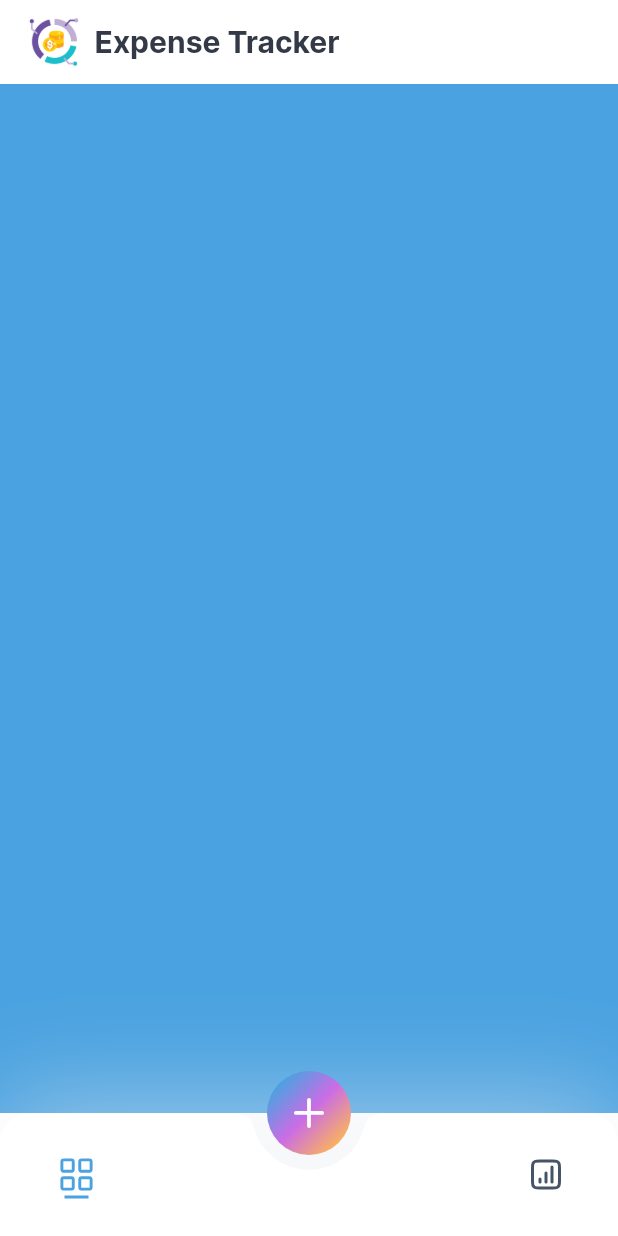
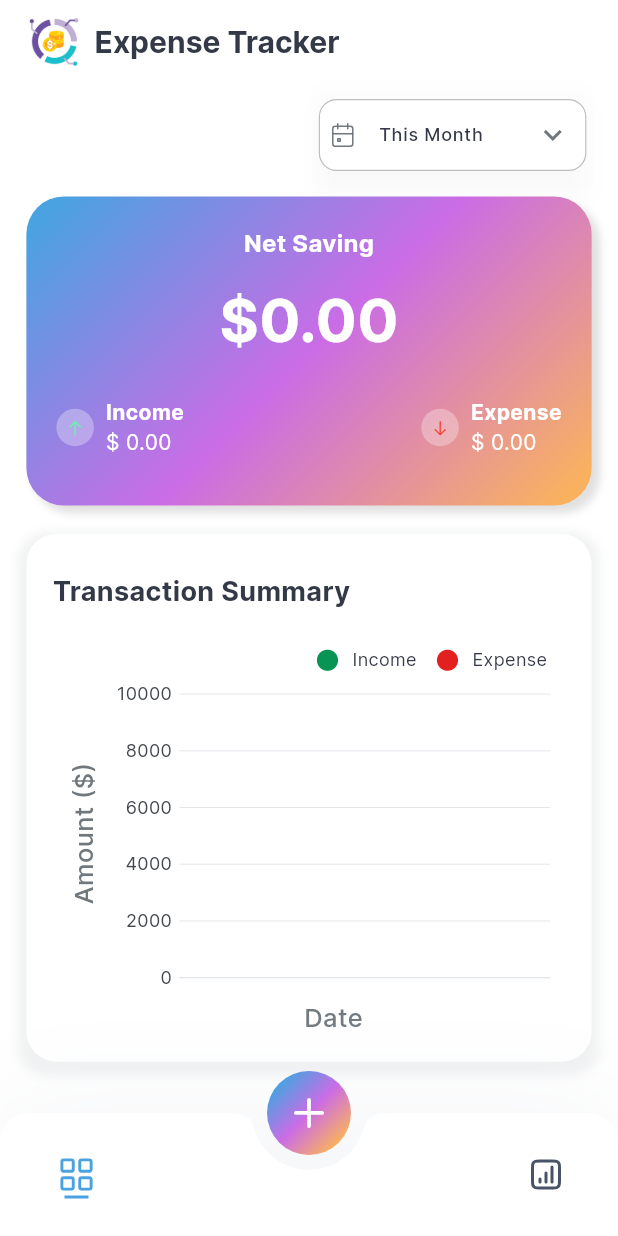
Before and after one commit to atharsajid/Expense-Tracker, a Flutter app: the screen it shows after launch, on a phone screen of 412 x 824 dp. Run offline on Flutter 3.47's test engine with Material 3 defaults, Android fonts, the phone set to English and light mode, and no system bars; our stand-ins replace cached_network_image, flutter_svg, fluttertoast, get, hive_flutter, syncfusion_flutter_charts; accounts and stored records are empty.

Commit message:
Created dashboard view with transactions detail and transactions summary chart widget.

```diff
--- a/lib/constants/app_strings.dart
+++ b/lib/constants/app_strings.dart
@@ -17,6 +17,7 @@ class AppStrings {
   static const String thisMonth = 'This Month';
   static const String lastMonth = 'Last Month';
   static const String thisYear = 'This Year';
+  static const String selectMonth = 'Select Month';
   static const String transactionSummary = 'Transaction Summary';
   static const String amount = 'Amount';
   static const String date = 'Date';
--- /dev/null
+++ b/lib/presentation/dashboard/view/dashboard_view.dart
@@ -0,0 +1,87 @@
+import 'package:expense_tracker/constants/app_images.dart';
+import 'package:expense_tracker/constants/app_strings.dart';
+import 'package:expense_tracker/domain/models/transaction.dart';
+import 'package:expense_tracker/presentation/dashboard/controller/dashboard_controller.dart';
+import 'package:expense_tracker/presentation/dashboard/widgets/transaction_summary_widget.dart';
+import 'package:expense_tracker/utilities/app_theme.dart';
+import 'package:expense_tracker/utilities/extensions.dart/num_extensions.dart';
+import 'package:expense_tracker/utilities/size_utils.dart';
+import 'package:expense_tracker/widgets/custom_bottom_sheet.dart';
+import 'package:expense_tracker/widgets/custom_image_view.dart';
+import 'package:expense_tracker/widgets/custom_text_field_widget.dart';
+import 'package:expense_tracker/widgets/dashboard_card_widget.dart';
+import 'package:flutter/material.dart';
+import 'package:get/get.dart';
+
+class DashboardView extends StatelessWidget {
+  final List<Transaction> transactionList;
+
+  const DashboardView({super.key, this.transactionList = const []});
+
+  DashboardController get controller => Get.put(DashboardController());
+
+  @override
+  Widget build(BuildContext context) {
+    controller.init(transactionList);
+    return GetBuilder(
+        init: controller,
+        builder: (_) {
+          return ListView(
+            padding: getPadding(left: 16, right: 16, bottom: 16),
+            children: [
+              Row(
+                mainAxisAlignment: MainAxisAlignment.end,
+                children: [
+                  SizedBox(
+                    width: size.width * 0.45,
+                    child: CustomTextFieldWidget(
+                      controller: controller.monthController,
+                      isEnabled: false,
+                      hintValue: AppStrings.thisMonth,
+                      hintTextStyle: Theme.of(context).textTheme.labelMedium?.copyWith(color: AppTheme.grey300Color),
+                      textStyle: Theme.of(context).textTheme.labelMedium?.copyWith(color: AppTheme.lynch900),
+                      prefixText: Padding(
+                        padding: const EdgeInsets.only(left: 6),
+                        child: CustomImageView(
+                          svgPath: AppImages.calendarSvg,
+                          color: AppTheme.greyColor,
+                        ),
+                      ),
+                      suffixIcon: Icons.keyboard_arrow_down,
+                      showStaticBottomShadow: true,
+                      onTap: () {
+                        valueSelectionBottomSheet<String>(
+                          context,
+                          size: size,
+                          headingText: AppStrings.selectMonth,
+                          valueKey: "name",
+                          selectedValue: controller.selectedMonth,
+                          sheetHeight: 0.3,
+                          filterList: ValueNotifier([AppStrings.thisMonth, AppStrings.lastMonth]),
+                          onTap: (Object obj) {
+                            controller.selectedMonth = obj as String;
+                            controller.monthController.text = controller.selectedMonth;
+                            controller.onMonthSelect();
+                            Get.back();
+                          },
+                        );
+                      },
+                    ),
+                  ),
+                ],
+              ),
+              DashboardCardWidget(
+                totalSaving: controller.totalSaving,
+                totalIncome: controller.totalIncome,
+                totalExpense: controller.totalExpense,
+              ),
+              18.verticalSpace,
+              TransactionSummaryWidget(
+                controller: controller,
+                dataSource: controller.transactionList,
+              ),
+            ],
+          );
+        });
+  }
+}
--- /dev/null
+++ b/lib/presentation/dashboard/widgets/transaction_chart_widget.dart
@@ -0,0 +1,58 @@
+import 'package:expense_tracker/constants/app_strings.dart';
+import 'package:expense_tracker/domain/enums/transaction_type.dart';
+import 'package:expense_tracker/domain/models/transaction.dart';
+import 'package:expense_tracker/utilities/app_theme.dart';
+import 'package:expense_tracker/utilities/extensions.dart/date_time_extensions.dart';
+import 'package:expense_tracker/utilities/size_utils.dart';
+import 'package:flutter/material.dart';
+import 'package:syncfusion_flutter_charts/charts.dart';
+
+class TransactionChartWidget extends StatelessWidget {
+  final List<Transaction>? dataSource;
+  const TransactionChartWidget({
+    super.key,
+    this.dataSource,
+  });
+  @override
+  Widget build(BuildContext context) {
+    return SizedBox(
+      height: getSize(200),
+      width: MediaQuery.sizeOf(context).width * 0.75,
+      child: SfCartesianChart(
+        plotAreaBorderWidth: 0,
+        tooltipBehavior: TooltipBehavior(
+          enable: true,
+        ),
+        primaryXAxis: CategoryAxis(
+          majorGridLines: const MajorGridLines(width: 0),
+          majorTickLines: const MajorTickLines(size: 0),
+          axisLine: const AxisLine(width: 0.4),
+          axisLabelFormatter: (axisLabelRenderArgs) {
+            return ChartAxisLabel(axisLabelRenderArgs.text, AppTheme.customFontStyle(fontSize: 8));
+          },
+        ),
+        primaryYAxis: const NumericAxis(
+          axisLine: AxisLine(width: 0.0),
+          maximum: 10000,
+          minimum: 0,
+          interval: 2000,
+          majorGridLines: MajorGridLines(width: 0.6),
+          majorTickLines: MajorTickLines(size: 0),
+        ),
+        series: <ColumnSeries<Transaction, String>>[
+          ColumnSeries<Transaction, String>(
+            dataSource: dataSource,
+            xValueMapper: (Transaction value, _) => value.date.toFormatDateTime(format: 'dd-MMM'),
+            yValueMapper: (Transaction value, _) => value.amount,
+            pointColorMapper: (Transaction value, index) =>
+                value.type == TransactionType.EXPENSE.name ? AppTheme.errorColor : AppTheme.darkSuccessColor,
+            width: 0.4,
+            borderRadius: const BorderRadius.vertical(top: Radius.circular(2)),
+            name: AppStrings.transaction,
+            enableTooltip: true,
+          ),
+        ],
+      ),
+    );
+  }
+}
--- /dev/null
+++ b/lib/presentation/dashboard/widgets/transaction_summary_widget.dart
@@ -0,0 +1,113 @@
+import 'package:expense_tracker/constants/app_strings.dart';
+import 'package:expense_tracker/domain/enums/transaction_type.dart';
+import 'package:expense_tracker/domain/models/transaction.dart';
+import 'package:expense_tracker/presentation/dashboard/controller/dashboard_controller.dart';
+import 'package:expense_tracker/presentation/dashboard/widgets/transaction_chart_widget.dart';
+import 'package:expense_tracker/utilities/app_theme.dart';
+import 'package:expense_tracker/utilities/extensions.dart/num_extensions.dart';
+import 'package:expense_tracker/utilities/size_utils.dart';
+import 'package:expense_tracker/widgets/custom_category_indicator.dart';
+import 'package:flutter/material.dart';
+
+class TransactionSummaryWidget extends StatelessWidget {
+  final DashboardController controller;
+  final List<Transaction>? dataSource;
+  const TransactionSummaryWidget({super.key, required this.controller, required this.dataSource});
+
+  @override
+  Widget build(BuildContext context) {
+    return Container(
+      decoration: BoxDecoration(
+        color: AppTheme.lightColor,
+        borderRadius: BorderRadius.circular(20),
+        boxShadow: [
+          BoxShadow(
+            color: AppTheme.greyColor.withOpacity(0.1),
+            blurRadius: 5,
+            spreadRadius: 5,
+            offset: const Offset(0, 4),
+          ),
+        ],
+      ),
+      child: Column(
+        children: [
+          Padding(
+            padding: getPadding(top: 24, left: 16, right: 16),
+            child: Row(
+              mainAxisAlignment: MainAxisAlignment.spaceBetween,
+              children: [
+                Text(
+                  AppStrings.transactionSummary,
+                  style: AppTheme.customFontStyle(
+                    fontSize: 18,
+                    fontWeight: FontWeight.w600,
+                    color: AppTheme.lynch900,
+                  ),
+                ),
+              ],
+            ),
+          ),
+          24.verticalSpace,
+          Padding(
+            padding: getPadding(left: 16, right: 16),
+            child: Column(
+              children: [
+                Row(
+                  mainAxisAlignment: MainAxisAlignment.end,
+                  children: [
+                    CustomCategoryIndicatorWidget(
+                      color: AppTheme.darkSuccessColor,
+                      title: TransactionType.INCOME.name,
+                    ),
+                    12.horizontalSpace,
+                    CustomCategoryIndicatorWidget(
+                      color: AppTheme.errorColor,
+                      title: TransactionType.EXPENSE.name,
+                    ),
+                    12.horizontalSpace,
+                  ],
+                ),
+                4.verticalSpace,
+                Row(
+                  mainAxisAlignment: MainAxisAlignment.end,
+                  children: [
+                    Padding(
+                      padding: getPadding(bottom: 30),
+                      child: RotatedBox(
+                        quarterTurns: 3,
+                        child: Text(
+                          "${AppStrings.amount} (\$)",
+                          style: AppTheme.customFontStyle(
+                            fontSize: getFontSize(16),
+                            fontWeight: FontWeight.w500,
+                            color: AppTheme.greyColor,
+                          ),
+                        ),
+                      ),
+                    ),
+                    Column(
+                      children: [
+                        TransactionChartWidget(
+                          dataSource: dataSource,
+                        ),
+                        Text(
+                          AppStrings.date,
+                          style: AppTheme.customFontStyle(
+                            fontSize: getFontSize(16),
+                            fontWeight: FontWeight.w500,
+                            color: AppTheme.greyColor,
+                          ),
+                        )
+                      ],
+                    ),
+                  ],
+                ),
+              ],
+            ),
+          ),
+          16.verticalSpace,
+        ],
+      ),
+    );
+  }
+}
--- a/lib/presentation/home/controller/home_view_controller.dart
+++ b/lib/presentation/home/controller/home_view_controller.dart
@@ -1,17 +1,8 @@
 import 'package:expense_tracker/data/repository/transaction_repository.dart';
 import 'package:expense_tracker/domain/models/transaction.dart';
-import 'package:expense_tracker/presentation/transaction/view/transaction_view.dart';
-import 'package:expense_tracker/utilities/app_theme.dart';
-import 'package:flutter/material.dart';
 import 'package:get/get.dart';
 
 class HomeViewController extends GetxController {
-  final homeTabs = [
-    Container(
-      color: AppTheme.primaryColor,
-    ),
-    const TransactionView(),
-  ];
   RxInt currentTabIndex = (0).obs;
 
   final TransactionRepository _transactionRepository = TransactionRepository();
--- a/lib/presentation/home/view/home_view.dart
+++ b/lib/presentation/home/view/home_view.dart
@@ -1,6 +1,8 @@
 import 'package:expense_tracker/constants/app_images.dart';
 import 'package:expense_tracker/domain/models/transaction.dart';
+import 'package:expense_tracker/presentation/dashboard/view/dashboard_view.dart';
 import 'package:expense_tracker/presentation/home/controller/home_view_controller.dart';
+import 'package:expense_tracker/presentation/transaction/view/transaction_view.dart';
 import 'package:expense_tracker/routes/app_pages.dart';
 import 'package:expense_tracker/utilities/app_theme.dart';
 import 'package:expense_tracker/widgets/custom_app_bar.dart';
@@ -21,19 +23,31 @@ class HomeView extends StatelessWidget {
         isHome: true,
       ),
       backgroundColor: AppTheme.lightColor,
-      body: Obx(() {
-        return SizedBox(
-          width: size.width,
-          height: size.height,
-          child: controller.homeTabs[controller.currentTabIndex.value],
-        );
-      }),
+      body: GetBuilder(
+          init: controller,
+          builder: (_) {
+            return Obx(() {
+              return SizedBox(
+                width: size.width,
+                height: size.height,
+                child: [
+                  DashboardView(
+                    transactionList: controller.transactionList,
+                  ),
+                  TransactionView(
+                    transactionList: controller.transactionList,
+                  ),
+                ][controller.currentTabIndex.value],
+              );
+            });
+          }),
       floatingActionButton: CustomFloatingActionButton(
         svgIcon: AppImages.addIconSvg,
         onPressed: () {
           Get.toNamed(Routes.ADD_TRANSACTION_SCREEN)?.then((value) {
             if (value is Transaction) {
               controller.transactionList.insert(0, value);
+              controller.update();
             }
           });
         },
--- a/lib/utilities/app_helper.dart
+++ b/lib/utilities/app_helper.dart
@@ -176,4 +176,9 @@ class Helper {
   static bool equals(DateTime? date1, DateTime? date2) {
     return date1?.day == date2?.day && date1?.month == date2?.month && date1?.year == date2?.year;
   }
+
+  /// Check if month of two dates are equal
+  static bool equalsMonth(DateTime? date1, DateTime? date2) {
+    return date1?.month == date2?.month && date1?.year == date2?.year;
+  }
 }
--- /dev/null
+++ b/lib/widgets/custom_category_indicator.dart
@@ -0,0 +1,32 @@
+import 'package:expense_tracker/utilities/app_theme.dart';
+import 'package:expense_tracker/utilities/extensions.dart/num_extensions.dart';
+import 'package:expense_tracker/utilities/size_utils.dart';
+import 'package:flutter/material.dart';
+
+class CustomCategoryIndicatorWidget extends StatelessWidget {
+  final Color? color;
+  final String? title;
+  const CustomCategoryIndicatorWidget({
+    super.key,
+    this.color,
+    this.title,
+  });
+
+  @override
+  Widget build(BuildContext context) {
+    return Row(
+      children: [
+        Icon(
+          Icons.circle,
+          size: getSize(16),
+          color: color,
+        ),
+        8.horizontalSpace,
+        Text(
+          title ?? "",
+          style: Theme.of(context).textTheme.bodySmall?.copyWith(color: AppTheme.lynch900),
+        ),
+      ],
+    );
+  }
+}
--- /dev/null
+++ b/lib/widgets/dashboard_card_widget.dart
@@ -0,0 +1,166 @@
+import 'dart:math';
+
+import 'package:expense_tracker/constants/app_strings.dart';
+import 'package:expense_tracker/domain/enums/transaction_type.dart';
+import 'package:expense_tracker/utilities/app_theme.dart';
+import 'package:flutter/cupertino.dart';
+import 'package:flutter/material.dart';
+
+class DashboardCardWidget extends StatelessWidget {
+  final num totalSaving;
+  final num totalIncome;
+  final num totalExpense;
+  const DashboardCardWidget({
+    super.key,
+    required this.totalSaving,
+    required this.totalIncome,
+    required this.totalExpense,
+  });
+
+  @override
+  Widget build(BuildContext context) {
+    return Container(
+      width: MediaQuery.sizeOf(context).width,
+      height: MediaQuery.sizeOf(context).width / 2,
+      decoration: BoxDecoration(
+          gradient: LinearGradient(
+            colors: AppTheme.primaryGradient,
+            transform: const GradientRotation(pi / 4),
+          ),
+          borderRadius: BorderRadius.circular(25),
+          boxShadow: [
+            BoxShadow(
+              blurRadius: 4,
+              color: Colors.grey.shade300,
+              offset: const Offset(5, 5),
+            )
+          ]),
+      child: Column(
+        mainAxisAlignment: MainAxisAlignment.center,
+        children: [
+          Text(
+            AppStrings.netSaving,
+            style: AppTheme.customFontStyle(
+              fontSize: 16,
+              fontWeight: FontWeight.w600,
+              color: Colors.white,
+            ),
+          ),
+          const SizedBox(
+            height: 12,
+          ),
+          Text(
+            '\$${totalSaving.toStringAsFixed(2)}',
+            style: AppTheme.customFontStyle(
+              fontSize: 40,
+              fontWeight: FontWeight.bold,
+              color: Colors.white,
+            ),
+          ),
+          const SizedBox(
+            height: 12,
+          ),
+          Padding(
+            padding: const EdgeInsets.symmetric(
+              vertical: 12,
+              horizontal: 20,
+            ),
+            child: Row(
+              mainAxisAlignment: MainAxisAlignment.spaceBetween,
+              children: [
+                //income row
+                Row(
+                  children: [
+                    Container(
+                      width: 25,
+                      height: 25,
+                      decoration: const BoxDecoration(
+                        color: Colors.white30,
+                        shape: BoxShape.circle,
+                      ),
+                      child: const Center(
+                        child: Icon(
+                          CupertinoIcons.arrow_up,
+                          size: 12,
+                          color: Colors.greenAccent,
+                        ),
+                      ),
+                    ),
+                    const SizedBox(
+                      width: 8,
+                    ),
+                    Column(
+                      crossAxisAlignment: CrossAxisAlignment.start,
+                      children: [
+                        Text(
+                          TransactionType.INCOME.name,
+                          style: AppTheme.customFontStyle(
+                            fontSize: 14,
+                            fontWeight: FontWeight.bold,
+                            color: Colors.white,
+                          ),
+                        ),
+                        Text(
+                          '\$ ${totalIncome.toStringAsFixed(2)}',
+                          style: AppTheme.customFontStyle(
+                            fontSize: 14,
+                            fontWeight: FontWeight.w400,
+                            color: Colors.white,
+                          ),
+                        ),
+                      ],
+                    )
+                  ],
+                ),
+                //expense row
+                Row(
+                  children: [
+                    Container(
+                      width: 25,
+                      height: 25,
+                      decoration: const BoxDecoration(
+                        color: Colors.white30,
+                        shape: BoxShape.circle,
+                      ),
+                      child: const Center(
+                        child: Icon(
+                          CupertinoIcons.arrow_down,
+                          size: 12,
+                          color: Colors.red,
+                        ),
+                      ),
+                    ),
+                    const SizedBox(
+                      width: 8,
+                    ),
+                    Column(
+                      crossAxisAlignment: CrossAxisAlignment.start,
+                      children: [
+                        Text(
+                          TransactionType.EXPENSE.name,
+                          style: AppTheme.customFontStyle(
+                            fontSize: 14,
+                            fontWeight: FontWeight.bold,
+                            color: Colors.white,
+                          ),
+                        ),
+                        Text(
+                          '\$ ${totalExpense.toStringAsFixed(2)}',
+                          style: AppTheme.customFontStyle(
+                            fontSize: 14,
+                            fontWeight: FontWeight.w400,
+                            color: Colors.white,
+                          ),
+                        ),
+                      ],
+                    ),
+                  ],
+                )
+              ],
+            ),
+          )
+        ],
+      ),
+    );
+  }
+}
--- a/pubspec.yaml
+++ b/pubspec.yaml
@@ -38,9 +38,10 @@ dependencies:
   get: ^4.7.2
   flutter_svg: ^2.1.0
   cached_network_image: ^3.4.1
-  intl: ^0.20.2
+  intl: ^0.18.1
   hive_flutter: ^1.1.0
   fluttertoast: ^8.2.12
+  syncfusion_flutter_charts: ^26.2.14
 
 dev_dependencies:
   flutter_test:
```
